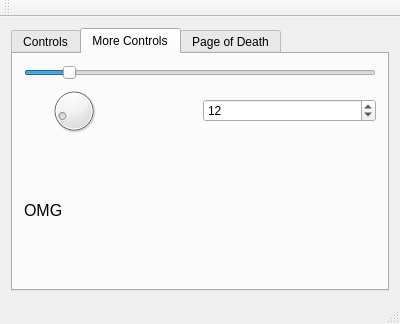
FIGS-FESS/FESSGUI, file FESS-GUI/mainwindow.ui: the form before one commit.
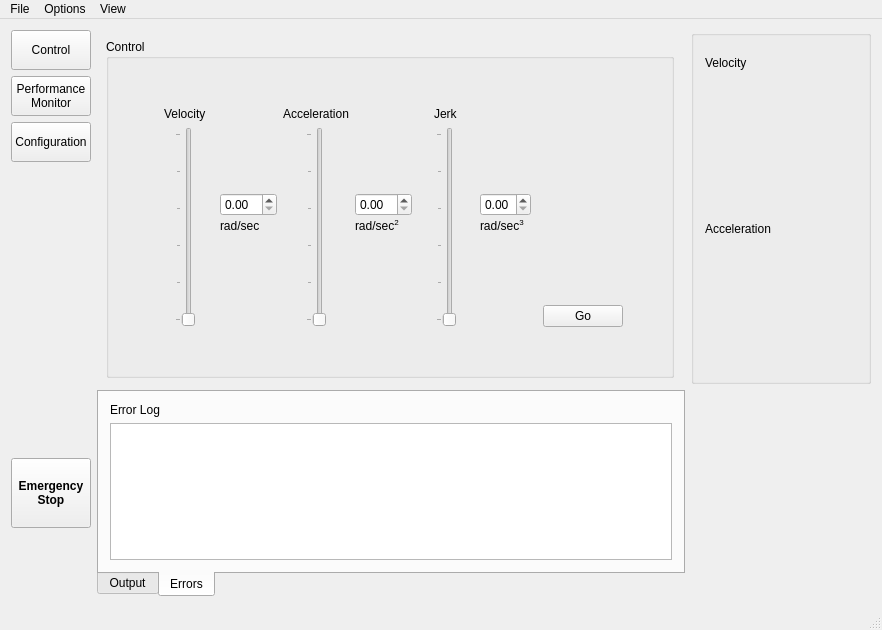
The form after the commit. The open tabs and pages were chosen to show the change. Custom widgets are drawn as their Qt base class.

```diff
--- a/FESS-GUI/mainwindow.ui
+++ b/FESS-GUI/mainwindow.ui
@@ -6,149 +6,470 @@
    <rect>
     <x>0</x>
     <y>0</y>
-    <width>400</width>
-    <height>324</height>
+    <width>882</width>
+    <height>630</height>
    </rect>
   </property>
   <property name="windowTitle">
    <string>Flywheel Energy Storage System</string>
   </property>
   <widget class="QWidget" name="centralWidget">
-   <layout class="QVBoxLayout" name="verticalLayout">
-    <item>
-     <widget class="QTabWidget" name="tabWidget">
-      <property name="styleSheet">
-       <string notr="true"/>
+   <layout class="QGridLayout" name="gridLayout">
+    <item row="0" column="0">
+     <layout class="QVBoxLayout" name="verticalLayout">
+      <item>
+       <widget class="QPushButton" name="controlButton">
+        <property name="minimumSize">
+         <size>
+          <width>0</width>
+          <height>40</height>
+         </size>
+        </property>
+        <property name="text">
+         <string>Control</string>
+        </property>
+       </widget>
+      </item>
+      <item>
+       <widget class="QPushButton" name="configButton">
+        <property name="minimumSize">
+         <size>
+          <width>0</width>
+          <height>40</height>
+         </size>
+        </property>
+        <property name="text">
+         <string>Performance
+Monitor</string>
+        </property>
+       </widget>
+      </item>
+      <item alignment="Qt::AlignTop">
+       <widget class="QPushButton" name="performButton">
+        <property name="minimumSize">
+         <size>
+          <width>0</width>
+          <height>40</height>
+         </size>
+        </property>
+        <property name="text">
+         <string>Configuration</string>
+        </property>
+       </widget>
+      </item>
+     </layout>
+    </item>
+    <item row="1" column="0">
+     <widget class="QPushButton" name="pushButton_2">
+      <property name="sizePolicy">
+       <sizepolicy hsizetype="Fixed" vsizetype="Fixed">
+        <horstretch>0</horstretch>
+        <verstretch>0</verstretch>
+       </sizepolicy>
+      </property>
+      <property name="minimumSize">
+       <size>
+        <width>20</width>
+        <height>70</height>
+       </size>
+      </property>
+      <property name="font">
+       <font>
+        <pointsize>9</pointsize>
+        <weight>75</weight>
+        <bold>true</bold>
+       </font>
+      </property>
+      <property name="text">
+       <string>Emergency
+Stop</string>
+      </property>
+     </widget>
+    </item>
+    <item row="0" column="1">
+     <widget class="QStackedWidget" name="stackedWidget">
+      <property name="sizePolicy">
+       <sizepolicy hsizetype="Preferred" vsizetype="Expanding">
+        <horstretch>0</horstretch>
+        <verstretch>0</verstretch>
+       </sizepolicy>
       </property>
       <property name="currentIndex">
        <number>1</number>
       </property>
-      <widget class="QWidget" name="tab">
-       <attribute name="title">
-        <string>Controls</string>
-       </attribute>
+      <widget class="QWidget" name="page_5">
        <layout class="QVBoxLayout" name="verticalLayout_4">
+        <property name="leftMargin">
+         <number>9</number>
+        </property>
+        <property name="topMargin">
+         <number>9</number>
+        </property>
+        <property name="bottomMargin">
+         <number>6</number>
+        </property>
         <item>
-         <layout class="QGridLayout" name="gridLayout">
-          <item row="1" column="0">
-           <widget class="QPushButton" name="pushButton">
-            <property name="text">
-             <string>If you push this, something exciting will happen.</string>
-            </property>
-           </widget>
-          </item>
-          <item row="0" column="0">
-           <widget class="QLabel" name="label">
-            <property name="text">
-             <string>Here is where we will control the FESS.</string>
-            </property>
-            <property name="alignment">
-             <set>Qt::AlignCenter</set>
-            </property>
-           </widget>
-          </item>
-          <item row="2" column="0">
-           <widget class="QTextBrowser" name="textBrowser"/>
-          </item>
-         </layout>
+         <widget class="QGroupBox" name="groupBox">
+          <property name="title">
+           <string>Control</string>
+          </property>
+          <layout class="QHBoxLayout" name="horizontalLayout_2">
+           <property name="leftMargin">
+            <number>48</number>
+           </property>
+           <property name="topMargin">
+            <number>48</number>
+           </property>
+           <property name="rightMargin">
+            <number>48</number>
+           </property>
+           <property name="bottomMargin">
+            <number>48</number>
+           </property>
+           <item>
+            <layout class="QVBoxLayout" name="verticalLayout_6">
+             <property name="spacing">
+              <number>6</number>
+             </property>
+             <item alignment="Qt::AlignHCenter">
+              <widget class="QLabel" name="label">
+               <property name="text">
+                <string>Velocity</string>
+               </property>
+              </widget>
+             </item>
+             <item alignment="Qt::AlignHCenter">
+              <widget class="QSlider" name="verticalSlider">
+               <property name="minimumSize">
+                <size>
+                 <width>0</width>
+                 <height>200</height>
+                </size>
+               </property>
+               <property name="maximum">
+                <number>50</number>
+               </property>
+               <property name="singleStep">
+                <number>1</number>
+               </property>
+               <property name="pageStep">
+                <number>10</number>
+               </property>
+               <property name="orientation">
+                <enum>Qt::Vertical</enum>
+               </property>
+               <property name="tickPosition">
+                <enum>QSlider::TicksAbove</enum>
+               </property>
+               <property name="tickInterval">
+                <number>10</number>
+               </property>
+              </widget>
+             </item>
+            </layout>
+           </item>
+           <item>
+            <layout class="QVBoxLayout" name="verticalLayout_7">
+             <property name="spacing">
+              <number>3</number>
+             </property>
+             <item alignment="Qt::AlignLeft|Qt::AlignBottom">
+              <widget class="QDoubleSpinBox" name="doubleSpinBox">
+               <property name="alignment">
+                <set>Qt::AlignLeading|Qt::AlignLeft|Qt::AlignVCenter</set>
+               </property>
+               <property name="maximum">
+                <double>50.000000000000000</double>
+               </property>
+               <property name="singleStep">
+                <double>0.010000000000000</double>
+               </property>
+              </widget>
+             </item>
+             <item alignment="Qt::AlignLeft|Qt::AlignTop">
+              <widget class="QLabel" name="label_2">
+               <property name="text">
+                <string>rad/sec</string>
+               </property>
+              </widget>
+             </item>
+            </layout>
+           </item>
+           <item>
+            <layout class="QVBoxLayout" name="verticalLayout_8">
+             <item alignment="Qt::AlignHCenter">
+              <widget class="QLabel" name="label_3">
+               <property name="text">
+                <string>Acceleration</string>
+               </property>
+              </widget>
+             </item>
+             <item alignment="Qt::AlignHCenter">
+              <widget class="QSlider" name="verticalSlider_2">
+               <property name="minimumSize">
+                <size>
+                 <width>0</width>
+                 <height>200</height>
+                </size>
+               </property>
+               <property name="maximum">
+                <number>10</number>
+               </property>
+               <property name="orientation">
+                <enum>Qt::Vertical</enum>
+               </property>
+               <property name="tickPosition">
+                <enum>QSlider::TicksAbove</enum>
+               </property>
+               <property name="tickInterval">
+                <number>2</number>
+               </property>
+              </widget>
+             </item>
+            </layout>
+           </item>
+           <item>
+            <layout class="QVBoxLayout" name="verticalLayout_9">
+             <property name="spacing">
+              <number>3</number>
+             </property>
+             <item alignment="Qt::AlignLeft|Qt::AlignBottom">
+              <widget class="QDoubleSpinBox" name="doubleSpinBox_2">
+               <property name="maximum">
+                <double>10.000000000000000</double>
+               </property>
+               <property name="singleStep">
+                <double>0.010000000000000</double>
+               </property>
+              </widget>
+             </item>
+             <item alignment="Qt::AlignLeft|Qt::AlignTop">
+              <widget class="QLabel" name="label_4">
+               <property name="text">
+                <string>&lt;html&gt;&lt;head/&gt;&lt;body&gt;&lt;p&gt;rad/sec&lt;span style=&quot; vertical-align:super;&quot;&gt;2&lt;/span&gt;&lt;/p&gt;&lt;/body&gt;&lt;/html&gt;</string>
+               </property>
+              </widget>
+             </item>
+            </layout>
+           </item>
+           <item>
+            <layout class="QVBoxLayout" name="verticalLayout_10">
+             <item alignment="Qt::AlignHCenter">
+              <widget class="QLabel" name="label_5">
+               <property name="text">
+                <string>Jerk</string>
+               </property>
+              </widget>
+             </item>
+             <item alignment="Qt::AlignHCenter">
+              <widget class="QSlider" name="verticalSlider_3">
+               <property name="minimumSize">
+                <size>
+                 <width>0</width>
+                 <height>200</height>
+                </size>
+               </property>
+               <property name="maximum">
+                <number>5</number>
+               </property>
+               <property name="orientation">
+                <enum>Qt::Vertical</enum>
+               </property>
+               <property name="tickPosition">
+                <enum>QSlider::TicksAbove</enum>
+               </property>
+               <property name="tickInterval">
+                <number>1</number>
+               </property>
+              </widget>
+             </item>
+            </layout>
+           </item>
+           <item>
+            <layout class="QVBoxLayout" name="verticalLayout_11">
+             <property name="spacing">
+              <number>3</number>
+             </property>
+             <item alignment="Qt::AlignLeft|Qt::AlignBottom">
+              <widget class="QDoubleSpinBox" name="doubleSpinBox_3">
+               <property name="maximum">
+                <double>5.000000000000000</double>
+               </property>
+               <property name="singleStep">
+                <double>0.010000000000000</double>
+               </property>
+              </widget>
+             </item>
+             <item alignment="Qt::AlignLeft|Qt::AlignTop">
+              <widget class="QLabel" name="label_6">
+               <property name="text">
+                <string>&lt;html&gt;&lt;head/&gt;&lt;body&gt;&lt;p&gt;rad/sec&lt;span style=&quot; vertical-align:super;&quot;&gt;3&lt;/span&gt;&lt;/p&gt;&lt;/body&gt;&lt;/html&gt;</string>
+               </property>
+              </widget>
+             </item>
+            </layout>
+           </item>
+           <item alignment="Qt::AlignBottom">
+            <widget class="QPushButton" name="pushButton">
+             <property name="text">
+              <string>Go</string>
+             </property>
+            </widget>
+           </item>
+          </layout>
+         </widget>
+        </item>
+       </layout>
+      </widget>
+      <widget class="QWidget" name="page_6">
+       <layout class="QVBoxLayout" name="verticalLayout_5">
+        <item>
+         <widget class="QGroupBox" name="groupBox_3">
+          <property name="sizePolicy">
+           <sizepolicy hsizetype="Preferred" vsizetype="Preferred">
+            <horstretch>0</horstretch>
+            <verstretch>0</verstretch>
+           </sizepolicy>
+          </property>
+          <property name="title">
+           <string>Performance Monitor</string>
+          </property>
+          <layout class="QGridLayout" name="gridLayout_2">
+           <property name="verticalSpacing">
+            <number>6</number>
+           </property>
+           <item row="1" column="0" alignment="Qt::AlignBottom">
+            <widget class="QLabel" name="label_7">
+             <property name="text">
+              <string>Velocity</string>
+             </property>
+            </widget>
+           </item>
+           <item row="1" column="1" alignment="Qt::AlignBottom">
+            <widget class="QLabel" name="label_8">
+             <property name="text">
+              <string>Max Velocity</string>
+             </property>
+            </widget>
+           </item>
+           <item row="1" column="2" alignment="Qt::AlignBottom">
+            <widget class="QLabel" name="label_9">
+             <property name="text">
+              <string>Up Time</string>
+             </property>
+            </widget>
+           </item>
+           <item row="2" column="0" alignment="Qt::AlignTop">
+            <widget class="QLabel" name="label_12">
+             <property name="text">
+              <string>TextLabel</string>
+             </property>
+            </widget>
+           </item>
+           <item row="2" column="1" alignment="Qt::AlignTop">
+            <widget class="QLabel" name="label_13">
+             <property name="text">
+              <string>TextLabel</string>
+             </property>
+            </widget>
+           </item>
+           <item row="2" column="2" alignment="Qt::AlignTop">
+            <widget class="QLabel" name="label_14">
+             <property name="text">
+              <string>TextLabel</string>
+             </property>
+            </widget>
+           </item>
+           <item row="0" column="0" colspan="4">
+            <widget class="QCustomPlot" name="maingraph" native="true">
+             <property name="sizePolicy">
+              <sizepolicy hsizetype="Expanding" vsizetype="Expanding">
+               <horstretch>0</horstretch>
+               <verstretch>0</verstretch>
+              </sizepolicy>
+             </property>
+            </widget>
+           </item>
+           <item row="1" column="3" rowspan="2">
+            <widget class="QGroupBox" name="groupBox_4">
+             <property name="title">
+              <string>Legend</string>
+             </property>
+             <layout class="QGridLayout" name="gridLayout_3">
+              <item row="2" column="0">
+               <widget class="QLabel" name="label_11">
+                <property name="text">
+                 <string>Expected Value</string>
+                </property>
+               </widget>
+              </item>
+              <item row="0" column="0">
+               <widget class="QLabel" name="label_10">
+                <property name="text">
+                 <string>Measured Value</string>
+                </property>
+               </widget>
+              </item>
+             </layout>
+            </widget>
+           </item>
+          </layout>
+         </widget>
+        </item>
+       </layout>
+      </widget>
+     </widget>
+    </item>
+    <item row="1" column="1">
+     <widget class="QTabWidget" name="tabWidget">
+      <property name="sizePolicy">
+       <sizepolicy hsizetype="Expanding" vsizetype="Preferred">
+        <horstretch>0</horstretch>
+        <verstretch>0</verstretch>
+       </sizepolicy>
+      </property>
+      <property name="tabPosition">
+       <enum>QTabWidget::South</enum>
+      </property>
+      <property name="tabShape">
+       <enum>QTabWidget::Rounded</enum>
+      </property>
+      <property name="currentIndex">
+       <number>0</number>
+      </property>
+      <widget class="QWidget" name="tab_1">
+       <attribute name="title">
+        <string>Output</string>
+       </attribute>
+       <layout class="QVBoxLayout" name="verticalLayout_12">
+        <item>
+         <widget class="QLabel" name="label_15">
+          <property name="text">
+           <string>Output Log</string>
+          </property>
+         </widget>
+        </item>
+        <item>
+         <widget class="QTextBrowser" name="textBrowser"/>
         </item>
        </layout>
       </widget>
       <widget class="QWidget" name="tab_2">
        <attribute name="title">
-        <string>More Controls</string>
+        <string>Errors</string>
        </attribute>
-       <layout class="QHBoxLayout" name="horizontalLayout">
+       <layout class="QVBoxLayout" name="verticalLayout_3">
         <item>
-         <layout class="QVBoxLayout" name="verticalLayout_2" stretch="0,0,0">
-          <item>
-           <widget class="QSlider" name="horizontalSlider">
-            <property name="minimum">
-             <number>1</number>
-            </property>
-            <property name="sliderPosition">
-             <number>12</number>
-            </property>
-            <property name="orientation">
-             <enum>Qt::Horizontal</enum>
-            </property>
-           </widget>
-          </item>
-          <item>
-           <layout class="QHBoxLayout" name="horizontalLayout_2">
-            <item alignment="Qt::AlignLeft|Qt::AlignTop">
-             <widget class="QDial" name="dial">
-              <property name="sizePolicy">
-               <sizepolicy hsizetype="Preferred" vsizetype="Preferred">
-                <horstretch>0</horstretch>
-                <verstretch>0</verstretch>
-               </sizepolicy>
-              </property>
-              <property name="minimumSize">
-               <size>
-                <width>50</width>
-                <height>50</height>
-               </size>
-              </property>
-              <property name="maximumSize">
-               <size>
-                <width>100</width>
-                <height>100</height>
-               </size>
-              </property>
-              <property name="value">
-               <number>12</number>
-              </property>
-              <property name="orientation">
-               <enum>Qt::Horizontal</enum>
-              </property>
-             </widget>
-            </item>
-            <item>
-             <widget class="QSpinBox" name="spinBox">
-              <property name="value">
-               <number>12</number>
-              </property>
-             </widget>
-            </item>
-           </layout>
-          </item>
-          <item>
-           <widget class="QLabel" name="label_2">
-            <property name="font">
-             <font>
-              <pointsize>12</pointsize>
-             </font>
-            </property>
-            <property name="text">
-             <string>OMG</string>
-            </property>
-           </widget>
-          </item>
-         </layout>
-        </item>
-       </layout>
-      </widget>
-      <widget class="QWidget" name="tab_3">
-       <attribute name="title">
-        <string>Page of Death</string>
-       </attribute>
-       <layout class="QGridLayout" name="gridLayout_2">
-        <item row="0" column="0">
-         <widget class="QLabel" name="label_3">
-          <property name="font">
-           <font>
-            <pointsize>18</pointsize>
-           </font>
-          </property>
-          <property name="contextMenuPolicy">
-           <enum>Qt::CustomContextMenu</enum>
-          </property>
+         <widget class="QLabel" name="label_16">
           <property name="text">
-           <string>Don't Press Spacebar</string>
+           <string>Error Log</string>
           </property>
-          <property name="alignment">
-           <set>Qt::AlignCenter</set>
+         </widget>
+        </item>
+        <item>
+         <widget class="QTextBrowser" name="textBrowser_2">
+          <property name="lineWidth">
+           <number>1</number>
           </property>
          </widget>
         </item>
@@ -156,6 +477,64 @@
       </widget>
      </widget>
     </item>
+    <item row="0" column="2">
+     <widget class="QGroupBox" name="groupBox_2">
+      <property name="minimumSize">
+       <size>
+        <width>180</width>
+        <height>0</height>
+       </size>
+      </property>
+      <property name="title">
+       <string/>
+      </property>
+      <layout class="QVBoxLayout" name="verticalLayout_2">
+       <property name="spacing">
+        <number>6</number>
+       </property>
+       <property name="topMargin">
+        <number>9</number>
+       </property>
+       <property name="bottomMargin">
+        <number>9</number>
+       </property>
+       <item alignment="Qt::AlignBottom">
+        <widget class="QLabel" name="label_17">
+         <property name="text">
+          <string>Velocity</string>
+         </property>
+        </widget>
+       </item>
+       <item alignment="Qt::AlignVCenter">
+        <widget class="QCustomPlot" name="auxgraph1" native="true">
+         <property name="minimumSize">
+          <size>
+           <width>0</width>
+           <height>130</height>
+          </size>
+         </property>
+        </widget>
+       </item>
+       <item alignment="Qt::AlignBottom">
+        <widget class="QLabel" name="label_18">
+         <property name="text">
+          <string>Acceleration</string>
+         </property>
+        </widget>
+       </item>
+       <item alignment="Qt::AlignVCenter">
+        <widget class="QCustomPlot" name="auxgraph2" native="true">
+         <property name="minimumSize">
+          <size>
+           <width>0</width>
+           <height>130</height>
+          </size>
+         </property>
+        </widget>
+       </item>
+      </layout>
+     </widget>
+    </item>
    </layout>
   </widget>
   <widget class="QMenuBar" name="menuBar">
@@ -163,22 +542,66 @@
     <rect>
      <x>0</x>
      <y>0</y>
-     <width>400</width>
+     <width>882</width>
      <height>21</height>
     </rect>
    </property>
-  </widget>
-  <widget class="QToolBar" name="mainToolBar">
-   <attribute name="toolBarArea">
-    <enum>TopToolBarArea</enum>
-   </attribute>
-   <attribute name="toolBarBreak">
-    <bool>false</bool>
-   </attribute>
+   <widget class="QMenu" name="menuFile">
+    <property name="title">
+     <string>File</string>
+    </property>
+    <addaction name="actionNew"/>
+    <addaction name="actionEdit"/>
+   </widget>
+   <widget class="QMenu" name="menuOptions">
+    <property name="title">
+     <string>Options</string>
+    </property>
+    <widget class="QMenu" name="menuChange_Units">
+     <property name="title">
+      <string>Change Units</string>
+     </property>
+     <addaction name="actionMetric"/>
+     <addaction name="actionEmperial"/>
+    </widget>
+    <widget class="QMenu" name="menuSounds">
+     <property name="title">
+      <string>Sounds</string>
+     </property>
+     <addaction name="actionNone"/>
+     <addaction name="actionDefault"/>
+     <addaction name="actionDarth_Vader"/>
+    </widget>
+    <addaction name="menuChange_Units"/>
+    <addaction name="menuSounds"/>
+   </widget>
+   <widget class="QMenu" name="menuView">
+    <property name="title">
+     <string>View</string>
+    </property>
+    <addaction name="actionNormal"/>
+    <addaction name="actionExpanded"/>
+   </widget>
+   <addaction name="menuFile"/>
+   <addaction name="menuOptions"/>
+   <addaction name="menuView"/>
   </widget>
   <widget class="QStatusBar" name="statusBar"/>
  </widget>
  <layoutdefault spacing="6" margin="11"/>
+ <customwidgets>
+  <customwidget>
+   <class>QCustomPlot</class>
+   <extends>QWidget</extends>
+   <header>qcustomplot.h</header>
+   <container>1</container>
+  </customwidget>
+ </customwidgets>
+ <tabstops>
+  <tabstop>performButton</tabstop>
+  <tabstop>configButton</tabstop>
+  <tabstop>controlButton</tabstop>
+ </tabstops>
  <resources/>
  <connections/>
 </ui>
```
Left out of the diff: 70 changed lines with no effect on the pictures.
